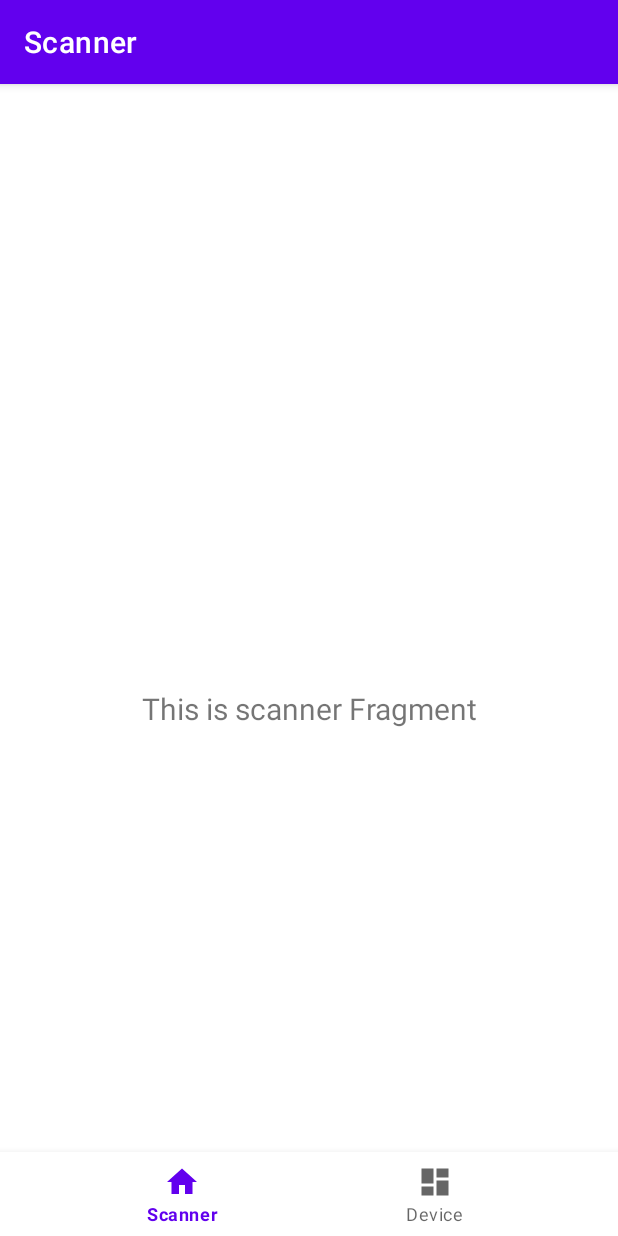
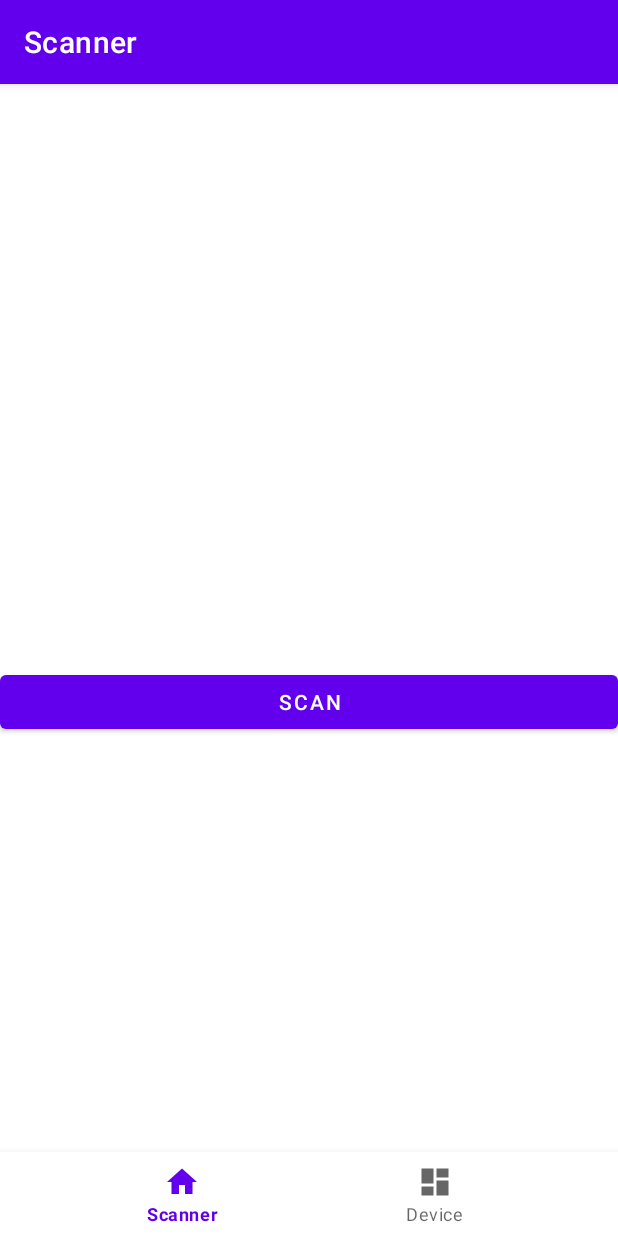
Before and after one commit to AxelKoerner/BLEAssignment2, an Android app: the screen it shows after launch (MainActivity), on a phone screen of 412 x 824 dp. Run offline under Robolectric (Android 15) with nearby library versions, the phone set to English and light mode, and no system bars; our stand-ins replace navigation-ui.

Commit message:
implemented permission request

```diff
--- /dev/null
+++ b/app/src/main/java/com/example/bleassignment2/ui/scanner/BLEManager.kt
@@ -0,0 +1,44 @@
+package com.example.bleassignment2.ui.scanner
+
+import android.Manifest
+import android.bluetooth.BluetoothAdapter
+import android.bluetooth.BluetoothDevice
+import android.bluetooth.le.BluetoothLeScanner
+import android.bluetooth.le.ScanCallback
+import android.bluetooth.le.ScanFilter
+import android.bluetooth.le.ScanResult
+import android.bluetooth.le.ScanSettings
+import androidx.annotation.RequiresPermission
+import androidx.lifecycle.LiveData
+import androidx.lifecycle.MutableLiveData
+
+class BLEManager() {
+
+    private val bluetoothAdapter: BluetoothAdapter? = BluetoothAdapter.getDefaultAdapter()
+    private val bluetoothLeScanner: BluetoothLeScanner? get() = bluetoothAdapter?.bluetoothLeScanner
+
+    private val _devices = MutableLiveData<List<BluetoothDevice>>()
+    val devices: LiveData<List<BluetoothDevice>> get() = _devices
+
+    private val scanCallback = object : ScanCallback() {
+        override fun onScanResult(callbackType: Int, result: ScanResult?) {
+            result?.device?.let { device ->
+                _devices.value = _devices.value?.plus(device) ?: listOf(device)
+            }
+        }
+    }
+
+    @RequiresPermission(Manifest.permission.BLUETOOTH_SCAN)
+    fun startScan() {
+        val scanFilter = ScanFilter.Builder().build()
+        val settings = ScanSettings.Builder().build()
+        bluetoothLeScanner?.startScan(listOf(scanFilter), settings, scanCallback)
+    }
+
+    @RequiresPermission(Manifest.permission.BLUETOOTH_SCAN)
+    fun stopScan() {
+        bluetoothLeScanner?.stopScan(scanCallback)
+    }
+
+
+}
--- a/app/src/main/java/com/example/bleassignment2/ui/scanner/ScannerFragment.kt
+++ b/app/src/main/java/com/example/bleassignment2/ui/scanner/ScannerFragment.kt
@@ -1,10 +1,15 @@
 package com.example.bleassignment2.ui.scanner
 
+import android.content.pm.PackageManager
+import android.os.Build
 import android.os.Bundle
 import android.view.LayoutInflater
 import android.view.View
 import android.view.ViewGroup
-import android.widget.TextView
+import android.widget.Button
+import androidx.activity.result.contract.ActivityResultContracts
+import androidx.annotation.RequiresApi
+import androidx.core.content.ContextCompat
 import androidx.fragment.app.Fragment
 import androidx.lifecycle.ViewModelProvider
 import com.example.bleassignment2.databinding.FragmentScannerBinding
@@ -17,6 +22,7 @@ class ScannerFragment : Fragment() {
     // onDestroyView.
     private val binding get() = _binding!!
 
+    @RequiresApi(Build.VERSION_CODES.S)
     override fun onCreateView(
         inflater: LayoutInflater,
         container: ViewGroup?,
@@ -27,10 +33,56 @@ class ScannerFragment : Fragment() {
 
         _binding = FragmentScannerBinding.inflate(inflater, container, false)
         val root: View = binding.root
+        val button: Button = binding.scannerButton
 
-        val textView: TextView = binding.textScanner
-        scannerViewModel.text.observe(viewLifecycleOwner) {
-            textView.text = it
+        val requiredPermissions = arrayOf(
+            android.Manifest.permission.BLUETOOTH_SCAN,
+            android.Manifest.permission.BLUETOOTH_CONNECT,
+            android.Manifest.permission.ACCESS_FINE_LOCATION,
+            android.Manifest.permission.ACCESS_COARSE_LOCATION,
+            android.Manifest.permission.BLUETOOTH_ADMIN
+        )
+
+
+        val requestPermissionLauncher = registerForActivityResult(
+            ActivityResultContracts.RequestMultiplePermissions()
+        ) { permissions ->
+            if (permissions.all { it.value }) {
+                // All permissions granted
+                scannerViewModel.startScan()
+                binding.scannerButton.text = "Cancel Scan"
+            } else {
+                println("Permission denied")
+            }
+        }
+
+        fun hasPermissions(): Boolean {
+            return requiredPermissions.all {
+                ContextCompat.checkSelfPermission(
+                    requireContext(),
+                    it
+                ) == PackageManager.PERMISSION_GRANTED
+            }
+        }
+
+        button.setOnClickListener {
+            if (button.text == "Scan") {
+                if (hasPermissions()) {
+                    scannerViewModel.startScan()
+                    button.text = "Cancel Scan"
+                } else {
+                    requestPermissionLauncher.launch(requiredPermissions)
+                    println("Missing Permissions")
+                }
+            } else {
+                if (hasPermissions()) {
+                    scannerViewModel.stopScan()
+                    button.text = "Scan"
+                } else {
+                    requestPermissionLauncher.launch(requiredPermissions)
+                    println("Missing Permissions")
+                }
+            }
         }
         return root
     }
--- a/app/src/main/java/com/example/bleassignment2/ui/scanner/ScannerViewModel.kt
+++ b/app/src/main/java/com/example/bleassignment2/ui/scanner/ScannerViewModel.kt
@@ -1,13 +1,28 @@
 package com.example.bleassignment2.ui.scanner
 
+import android.Manifest
+import android.bluetooth.BluetoothDevice
+import androidx.annotation.RequiresPermission
 import androidx.lifecycle.LiveData
 import androidx.lifecycle.MutableLiveData
 import androidx.lifecycle.ViewModel
 
 class ScannerViewModel : ViewModel() {
 
-    private val _text = MutableLiveData<String>().apply {
-        value = "This is scanner Fragment"
+    private val bleManager = BLEManager()
+    val devices: LiveData<List<BluetoothDevice>> = bleManager.devices
+
+    private val _buttonText = MutableLiveData<String>().apply {
+        value = "Scan"
     }
-    val text: LiveData<String> = _text
+
+    @RequiresPermission(Manifest.permission.BLUETOOTH_SCAN)
+    fun startScan() {
+        bleManager.startScan()
+    }
+
+    @RequiresPermission(Manifest.permission.BLUETOOTH_SCAN)
+    fun stopScan() {
+        bleManager.stopScan()
+    }
 }
--- a/app/src/main/res/layout/fragment_scanner.xml
+++ b/app/src/main/res/layout/fragment_scanner.xml
@@ -6,17 +6,14 @@
     android:layout_height="match_parent"
     tools:context=".ui.scanner.ScannerFragment">
 
-    <TextView
-        android:id="@+id/text_scanner"
+    <Button
+        android:id="@+id/scanner_button"
         android:layout_width="match_parent"
         android:layout_height="wrap_content"
-        android:layout_marginStart="8dp"
-        android:layout_marginTop="8dp"
-        android:layout_marginEnd="8dp"
-        android:textAlignment="center"
-        android:textSize="20sp"
         app:layout_constraintBottom_toBottomOf="parent"
         app:layout_constraintEnd_toEndOf="parent"
         app:layout_constraintStart_toStartOf="parent"
-        app:layout_constraintTop_toTopOf="parent" />
+        app:layout_constraintTop_toTopOf="parent"
+        android:text="Scan" />
+
 </androidx.constraintlayout.widget.ConstraintLayout>
```
Also changed, not shown: app/src/main/AndroidManifest.xml (+6 -1 lines).
